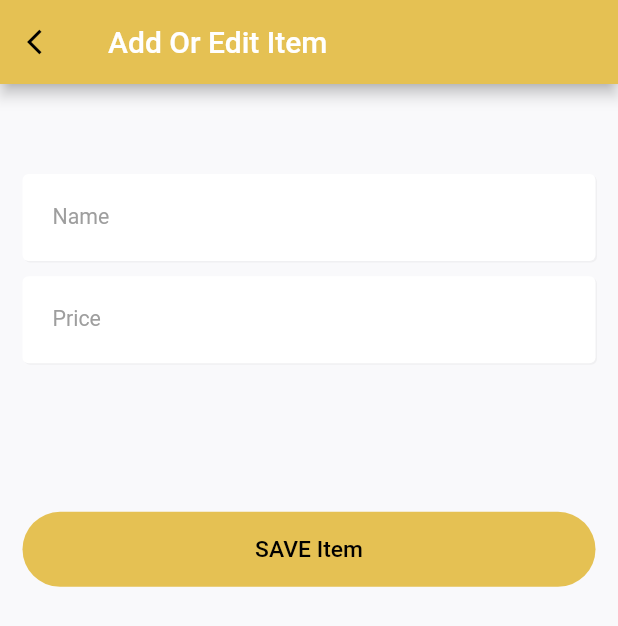
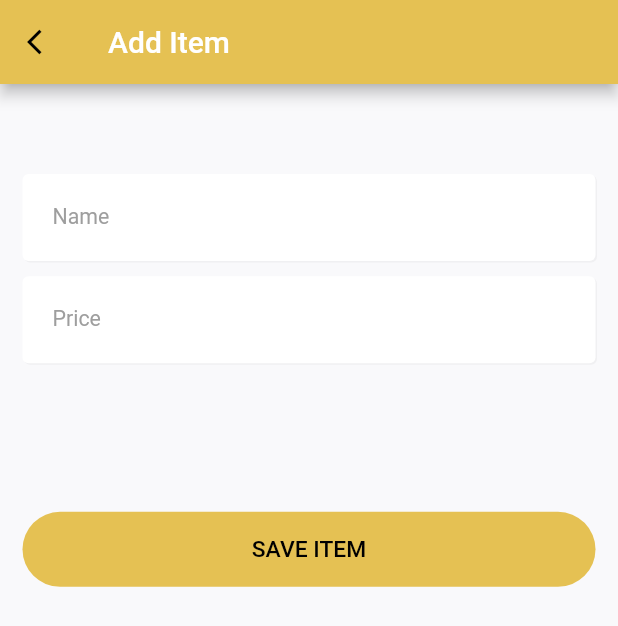
Before and after one commit to ZeeshanSalem/ProductBox, a Flutter app: the screen it shows after launch, after a tap on the "add" icon, on a phone screen of 412 x 824 dp. Shown: the top 626 px of the screen. Run offline on Flutter 3.47's test engine with Material 2 defaults, Android fonts, the phone set to English and light mode, and no system bars; our stand-ins replace badges, dio, flutter_screenutil, get, get_it, hive and 2 more; accounts and stored records are empty; generated files the repository leaves out were written again; network calls fail.

Commit message:
changes is done

```diff
--- a/lib/ui/screens/add_edit_item/add_edit_item_screen.dart
+++ b/lib/ui/screens/add_edit_item/add_edit_item_screen.dart
@@ -39,10 +39,10 @@ class _AddEditItemScreenState extends State<AddEditItemScreen> {
             leading: IconButton(
               icon: Icon(Icons.arrow_back_ios, size: 20, color: Colors.black,),
               onPressed: (){
-                Navigator.of(context);
+                Navigator.pop(context);
               },
             ),
-            title: Text("Add Or Edit Item"),
+            title: widget.isEdit ? Text("Edit Item") :Text("Add Item"),
           ),
 
           body: SingleChildScrollView(
@@ -102,7 +102,7 @@ class _AddEditItemScreenState extends State<AddEditItemScreen> {
                     margin: EdgeInsets.only(top: 38, bottom: 20),
                     child: RectangularButton(
                       buttonColor: primaryColor,
-                      text: "${widget.isEdit ?"UPDATE" : "SAVE"} Item",
+                      text: "${widget.isEdit ?"UPDATE" : "SAVE"} ITEM",
                       textColor: Colors.black,
                       onPressed: (){
                         if(_formKey.currentState!.validate()){
--- a/lib/ui/screens/cart/cart_screen_view_model.dart
+++ b/lib/ui/screens/cart/cart_screen_view_model.dart
@@ -48,6 +48,7 @@ class CartViewModel extends BaseViewModel{
 
       await _dbService.addCart(cart);
       carts.add(cart);
+      totalItemsInCart++;
       Get.snackbar("Success",
           "You have Successfully Add item to cart.",
           colorText: Colors.black,
--- a/lib/ui/screens/root_screen.dart
+++ b/lib/ui/screens/root_screen.dart
@@ -21,7 +21,6 @@ class _RootScreenState extends State<RootScreen> {
     ItemListScreen(),
 //    ItemListScreen(),
     CartScreen(),
-    ItemListScreen()
   ];
 
   /// By Default screen index
@@ -81,10 +80,7 @@ class _RootScreenState extends State<RootScreen> {
                       icon: selectedScreen == 1
                           ? Icons.shopping_bag
                           : Icons.shopping_bag_outlined,
-                      label: "add item"),
-                  bottomNavItem(
-                      icon: selectedScreen == 2 ? Icons.person : Icons.person_outline,
-                      label: "Profile"),
+                      label: "Cart"),
                 ],
               ),
             ),
```
Also changed, not shown: lib/ui/screens/items/items_list.dart (+10 -10 lines).
